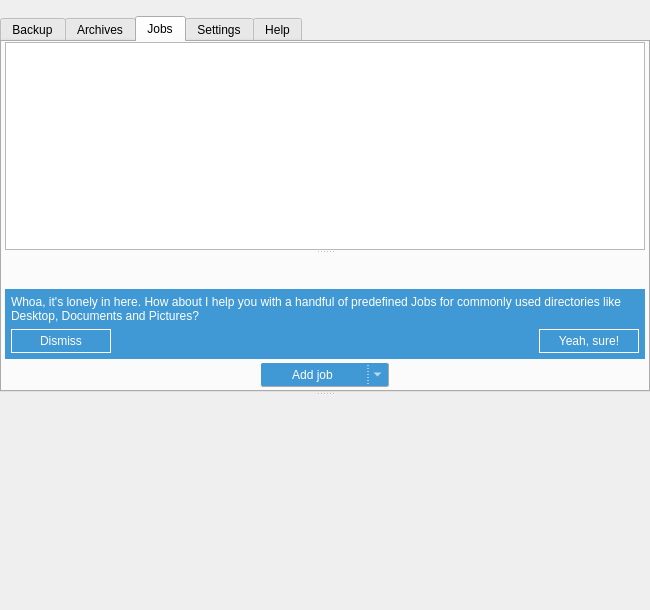
The window that forms/mainwindow.ui (Tarsnap/tarsnap-gui) describes before a commit, drawn with Qt 5.
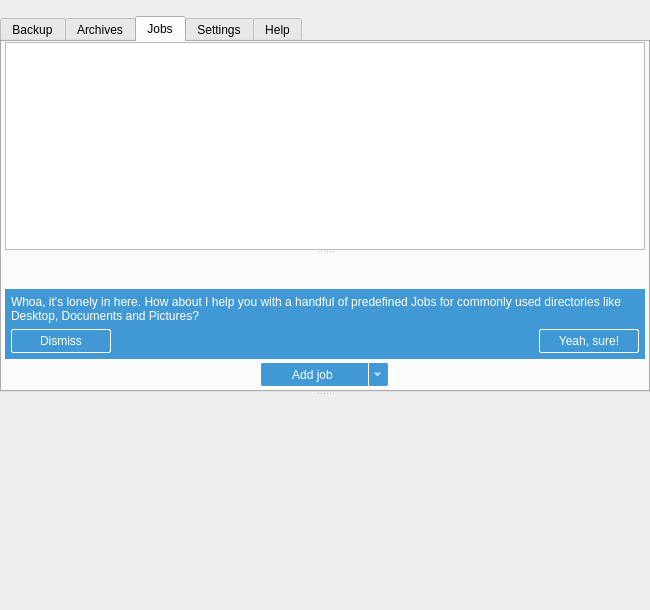
The same window after the commit. The open tabs and pages were chosen to show the change. Icons and pictures are not drawn. Custom widgets are drawn as their Qt base class.

Commit message: Unify custom push button design style.

The edit to the form file:
```diff
--- a/forms/mainwindow.ui
+++ b/forms/mainwindow.ui
@@ -530,6 +530,7 @@
 background: transparent;
 color: white;
 padding: 4px;
+border-radius: 2px;
 }
 
 QPushButton:hover {
@@ -670,10 +671,7 @@
                  <string notr="true">QToolButton
 {
 background: rgba(64,152,212,255);
-border-top: 1px solid white;
-border-left: 1px solid white;
-border-bottom: 1px solid darkgrey;
-border-right: 1px solid darkgrey;
+border: 1px solid white;
 border-radius: 2px;
 color: white;
 font-size: 12px;
@@ -681,25 +679,26 @@
 width: 100px;
 height: 20px;
 }
+QToolButton:hover {
+border: 1px solid darkgrey;
+}
+
+QToolButton:pressed {
+border: 1px solid darkgrey;
+background: white;
+color: black;
+}
 
 QToolButton:disabled
 {
-background: rgba(85,164,216,225);
-}
-
-QToolButton:pressed
-{
-background: rgba(85,164,216,225);
-}
-
-QToolButton:focus
-{
-border: 1px solid white;
+background: darkgrey;
 }
 
 QToolButton::menu-button
 {
-border-left: 1px dotted white;
+border-left: 1px solid white;
+margin-top: 1px;
+margin-bottom: 1px;
 width: 16px;
 margin-right: 4px;
 }
```
Left out of the diff: 4 changed lines with no effect on the pictures.
